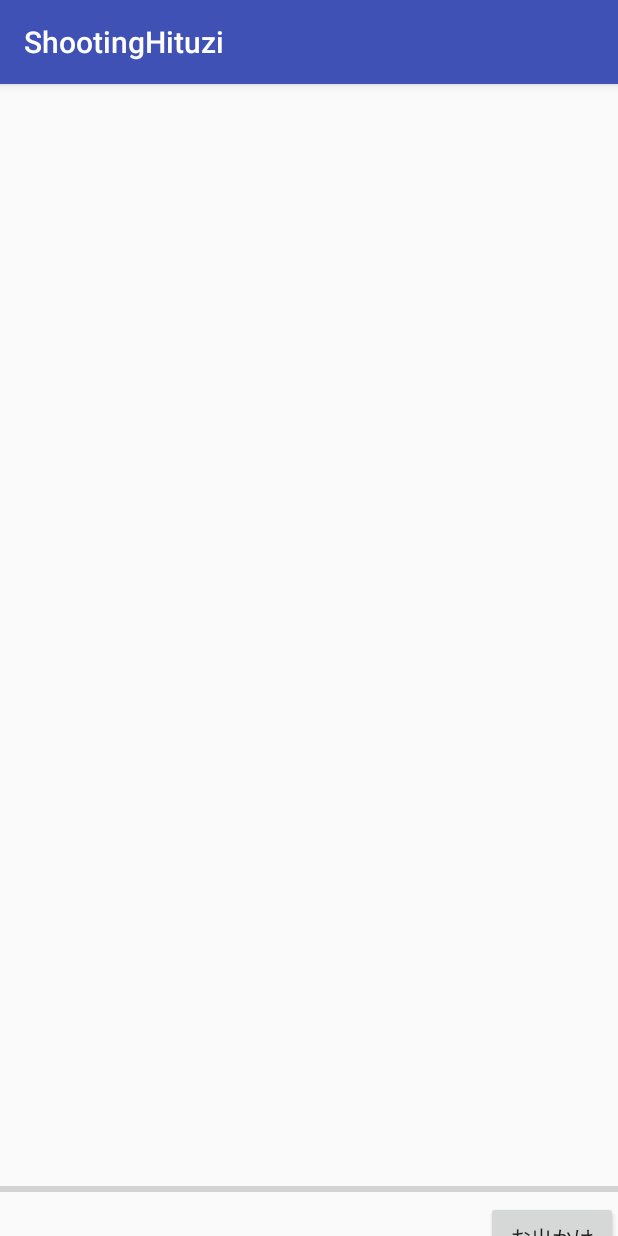
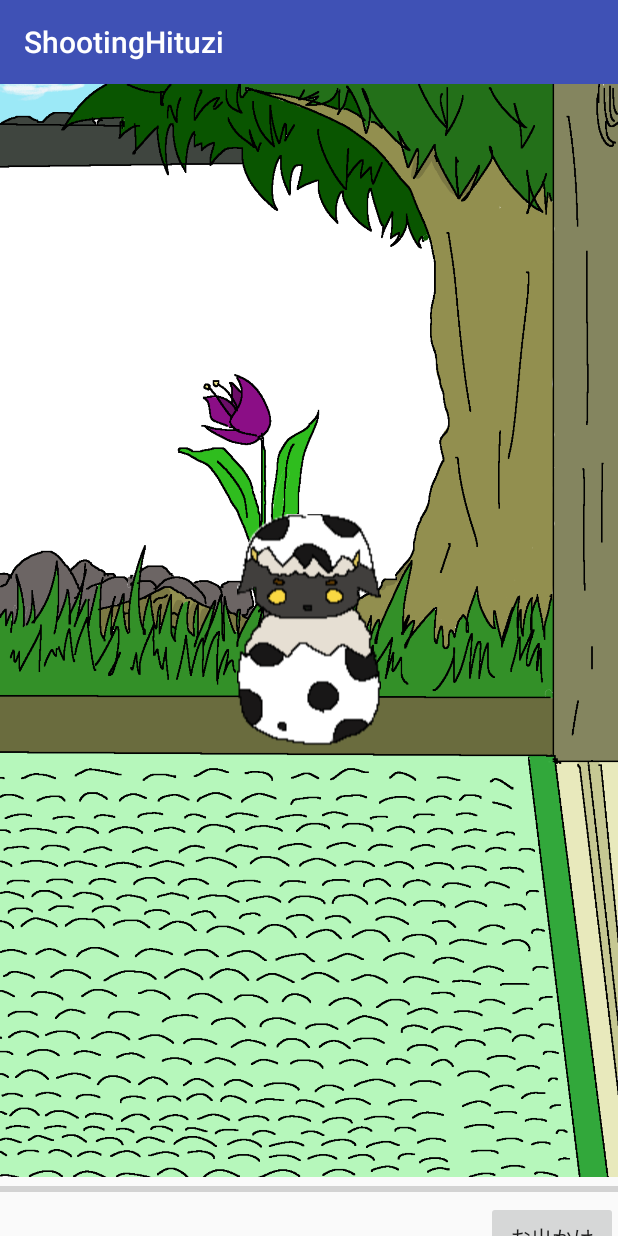
Before and after one commit to s14003/ShootingHituzi, an Android app: the TapGame screen opened directly, with no data from a screen before it, on a phone screen of 412 x 824 dp. Run offline under Robolectric (Android 15) with nearby library versions, the phone set to English and light mode, and no system bars.

Commit message:
育成の画像遷移がちょっと進んだ

```diff
--- a/app/src/main/AndroidManifest.xml
+++ b/app/src/main/AndroidManifest.xml
@@ -7,7 +7,9 @@
         android:icon="@mipmap/ic_launcher"
         android:label="@string/app_name"
         android:supportsRtl="true"
-        android:theme="@style/AppTheme">
+        android:theme="@style/AppTheme"
+        android:hardwareAccelerated="false">
+
         <activity
             android:name=".MainActivity"
             android:screenOrientation="portrait"
--- a/app/src/main/java/jp/ac/it_college/std/s14003/android/shootinghituzi/Missile.java
+++ b/app/src/main/java/jp/ac/it_college/std/s14003/android/shootinghituzi/Missile.java
@@ -14,6 +14,7 @@ public class Missile extends BaseObject {
 
     public Missile(Bitmap bitmap, int fromX, float alignX) {
         this.bitmap = bitmap;
+
         yPosition = 0;
         xPosition = fromX;
         this.alignX = alignX;
--- a/app/src/main/res/layout/activity_tap.xml
+++ b/app/src/main/res/layout/activity_tap.xml
@@ -4,27 +4,33 @@
     android:layout_height="match_parent"
     android:weightSum="1">
 
-    <LinearLayout
+    <FrameLayout
         android:orientation="vertical"
         android:layout_width="match_parent"
         android:layout_height="730dp"
         android:layout_weight="0.06"
-        android:weightSum="1">
+        android:weightSum="1"
+        android:background="@drawable/back">
+
 
         <ImageView
             android:layout_width="wrap_content"
             android:layout_height="match_parent"
-            android:id="@+id/Hituzi_Button"
-            android:layout_gravity="center_horizontal" />
+            android:id="@+id/Hitsuzi_Button"
+            android:layout_gravity="center_horizontal"
+            android:layout_alignParentTop="true"
+            android:layout_centerHorizontal="true"
+            />
 
-    </LinearLayout>
+
+
+    </FrameLayout>
 
     <ProgressBar
         style="?android:attr/progressBarStyleHorizontal"
         android:layout_width="match_parent"
         android:layout_height="wrap_content"
         android:id="@+id/exp_Bar"
-        android:max="2000"
         android:indeterminate="false" />
 
     <Button
```
Also changed, not shown: app/src/main/java/jp/ac/it_college/std/s14003/android/shootinghituzi/Droid.java (+8 -5 lines), app/src/main/res/drawable/back.png, app/src/main/res/drawable/haikei.png, app/src/main/res/drawable/tapbig.png (added), app/src/main/res/drawable/tapkitty.png (added).
